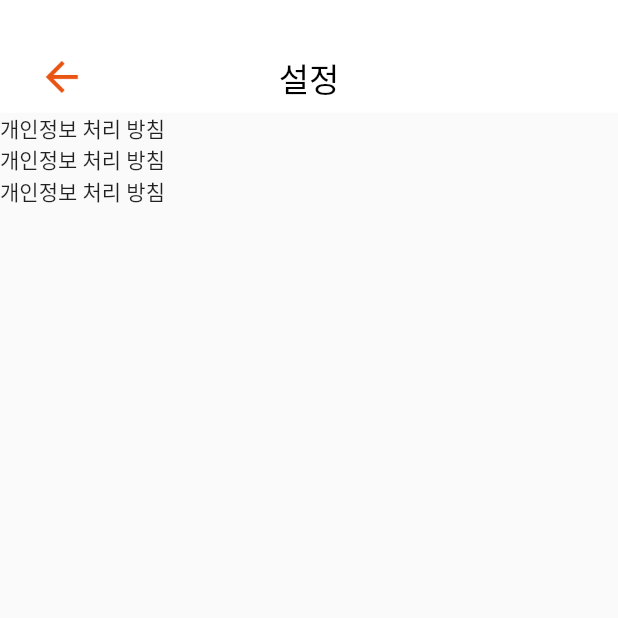
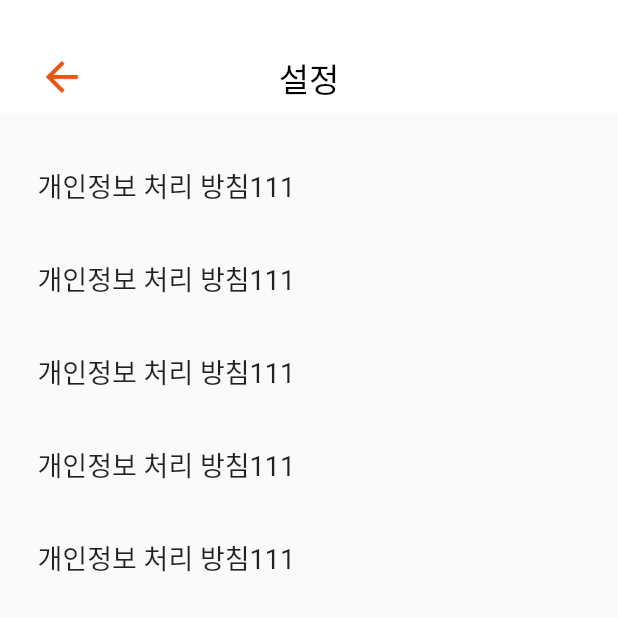
Before and after one commit to LeeTree88/nh_test_project, a Flutter app: the screen it shows after launch, item 4 of the bottom bar chosen, scrolled down 167 dp, after a tap on the "menu" icon, on a phone screen of 412 x 824 dp, the top half of it. Run offline on Flutter 3.47's test engine with Material 2 defaults, Android fonts, the phone set to English and light mode, and no system bars; our stand-ins replace cached_network_image, flutter_calendar_carousel, flutter_image_slideshow, pull_to_refresh, transparent_image; missing offline and left inert: multi_image_picker, nav; network calls fail; Roboto replaces fonts that are missing (NanumSquareOTFB).

Commit message:
[nh_test_project] 임시 작업 중단

```diff
--- a/lib/HomeTab.dart
+++ b/lib/HomeTab.dart
@@ -1,5 +1,4 @@
 import 'package:cached_network_image/cached_network_image.dart';
-import 'package:expandable_text/expandable_text.dart';
 import 'package:flutter/cupertino.dart';
 import 'package:flutter/material.dart';
 import 'package:flutter_image_slideshow/flutter_image_slideshow.dart';
--- a/lib/MypageTab.dart
+++ b/lib/MypageTab.dart
@@ -1,13 +1,9 @@
 import 'package:cached_network_image/cached_network_image.dart';
 import 'package:flutter/material.dart';
-import 'package:flutter_staggered_grid_view/flutter_staggered_grid_view.dart';
-import 'package:flutter_sticky_header/flutter_sticky_header.dart';
-import 'package:nh_test_project/HexColor/HexColor.dart';
-import 'package:nh_test_project/Reg_Feed.dart';
+
 import 'package:nh_test_project/Reg_My_Feed.dart';
 import 'package:nh_test_project/follow.dart';
 import 'package:nh_test_project/my_setting.dart';
-import 'package:sticky_headers/sticky_headers.dart';
 
 class MypageTab extends StatefulWidget {
   const MypageTab({Key? key}) : super(key: key);
--- a/lib/Reg_Feed.dart
+++ b/lib/Reg_Feed.dart
@@ -1,8 +1,6 @@
 import 'package:flutter/material.dart';
 import 'package:flutter_image_slideshow/flutter_image_slideshow.dart';
-import 'package:image_picker/image_picker.dart';
 import 'package:multi_image_picker/multi_image_picker.dart';
-import 'package:nh_test_project/HexColor/HexColor.dart';
 
 class Reg_Feed extends StatefulWidget {
   const Reg_Feed({Key? key}) : super(key: key);
--- a/lib/my_setting.dart
+++ b/lib/my_setting.dart
@@ -1,5 +1,6 @@
 import 'package:flutter/material.dart';
 import 'package:nh_test_project/HexColor/HexColor.dart';
+import 'package:nh_test_project/personal.dart';
 
 class My_setting extends StatefulWidget {
   const My_setting({Key? key}) : super(key: key);
@@ -9,6 +10,14 @@ class My_setting extends StatefulWidget {
 }
 
 class _My_settingState extends State<My_setting> {
+  void _my_settings_ontap(Widget page) {
+    Navigator.of(context).push(
+      MaterialPageRoute(
+        builder: (BuildContext context) => page,
+      ),
+    );
+  }
+
   @override
   Widget build(BuildContext context) {
     return MaterialApp(
@@ -68,27 +77,69 @@ class _My_settingState extends State<My_setting> {
                 ),
               ),
             ),
+            GestureDetector(
+              onTap: () => _my_settings_ontap(Personal()),
+              child: Container(
+                padding: EdgeInsets.only(top: 35, left: 25),
+                child: Row(
+                  mainAxisAlignment: MainAxisAlignment.start,
+                  children: [
+                    Text(
+                      '개인정보 처리 방침111',
+                      style: TextStyle(fontSize: 18),
+                    ),
+                  ],
+                ),
+              ),
+            ),
+            GestureDetector(
+              onTap: () => _my_settings_ontap(Personal()),
+              child: Container(
+                padding: EdgeInsets.only(top: 35, left: 25),
+                child: Row(
+                  mainAxisAlignment: MainAxisAlignment.start,
+                  children: [
+                    Text(
+                      '개인정보 처리 방침111',
+                      style: TextStyle(fontSize: 18),
+                    ),
+                  ],
+                ),
+              ),
+            ),
             Container(
+              padding: EdgeInsets.only(top: 35, left: 25),
               child: Row(
                 mainAxisAlignment: MainAxisAlignment.start,
                 children: [
-                  Text('개인정보 처리 방침'),
+                  Text(
+                    '개인정보 처리 방침111',
+                    style: TextStyle(fontSize: 18),
+                  ),
                 ],
               ),
             ),
             Container(
+              padding: EdgeInsets.only(top: 35, left: 25),
               child: Row(
                 mainAxisAlignment: MainAxisAlignment.start,
                 children: [
-                  Text('개인정보 처리 방침'),
+                  Text(
+                    '개인정보 처리 방침111',
+                    style: TextStyle(fontSize: 18),
+                  ),
                 ],
               ),
             ),
             Container(
+              padding: EdgeInsets.only(top: 35, left: 25),
               child: Row(
                 mainAxisAlignment: MainAxisAlignment.start,
                 children: [
-                  Text('개인정보 처리 방침'),
+                  Text(
+                    '개인정보 처리 방침111',
+                    style: TextStyle(fontSize: 18),
+                  ),
                 ],
               ),
             ),
```
Also changed, not shown: lib/personal.dart (added, +141 -0 lines).
